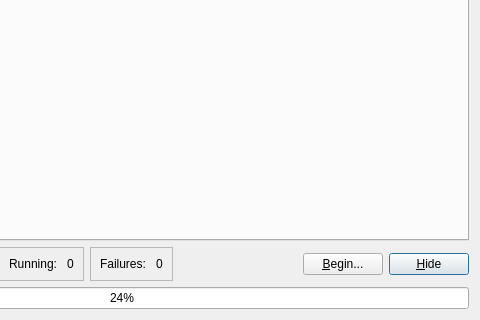
This is src/globalsearch/ui/abstractdialog.ui in hajinazar/dev-XtalOpt as Qt 5 draws it before an edit; both pictures show x 464 to 944 and y 116 to 436 of the 944 by 436 pixel window. The edited form follows.
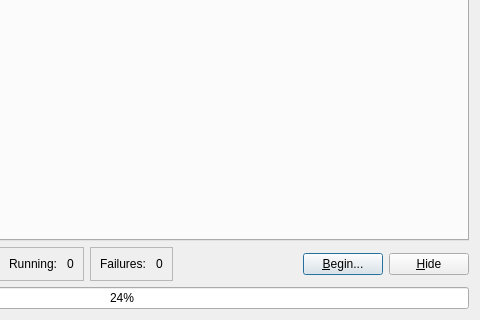
This is the edited form.

The edit to the form file:
```diff
--- a/src/globalsearch/ui/abstractdialog.ui
+++ b/src/globalsearch/ui/abstractdialog.ui
@@ -31,6 +31,9 @@
      <property name="text">
       <string>&amp;Hide</string>
      </property>
+     <property name="autoDefault">
+      <bool>false</bool>
+     </property>
     </widget>
    </item>
    <item row="4" column="7">
```
